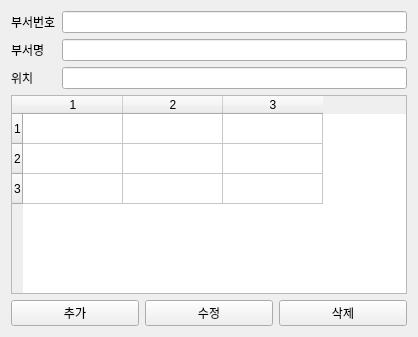
Above: python_tutorial/erp/department.ui from MinSu-Kim/python_tutorial before the change. Below: the same form after it.
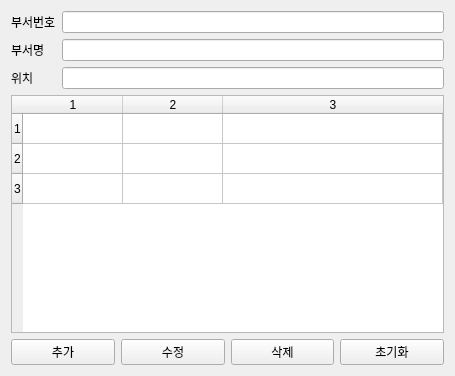
That is the form after the change.

Commit message: 부서 추가 수정 삭제 클리어 완료

What changed in the file:
```diff
--- a/python_tutorial/erp/department.ui
+++ b/python_tutorial/erp/department.ui
@@ -6,15 +6,15 @@
    <rect>
     <x>0</x>
     <y>0</y>
-    <width>418</width>
-    <height>337</height>
+    <width>455</width>
+    <height>376</height>
    </rect>
   </property>
   <property name="windowTitle">
    <string>Form</string>
   </property>
-  <layout class="QVBoxLayout" name="verticalLayout_2">
-   <item>
+  <layout class="QGridLayout" name="gridLayout">
+   <item row="0" column="0">
     <layout class="QFormLayout" name="formLayout">
      <item row="0" column="0">
       <widget class="QLabel" name="lblDeptNo">
@@ -48,7 +48,7 @@
      </item>
     </layout>
    </item>
-   <item>
+   <item row="1" column="0">
     <widget class="QTableWidget" name="table">
      <property name="rowCount">
       <number>3</number>
@@ -56,6 +56,21 @@
      <property name="columnCount">
       <number>3</number>
      </property>
+     <attribute name="horizontalHeaderCascadingSectionResizes">
+      <bool>false</bool>
+     </attribute>
+     <attribute name="horizontalHeaderShowSortIndicator" stdset="0">
+      <bool>false</bool>
+     </attribute>
+     <attribute name="horizontalHeaderStretchLastSection">
+      <bool>true</bool>
+     </attribute>
+     <attribute name="verticalHeaderVisible">
+      <bool>true</bool>
+     </attribute>
+     <attribute name="verticalHeaderCascadingSectionResizes">
+      <bool>false</bool>
+     </attribute>
      <attribute name="verticalHeaderStretchLastSection">
       <bool>false</bool>
      </attribute>
@@ -67,7 +82,7 @@
      <column/>
     </widget>
    </item>
-   <item>
+   <item row="2" column="0">
     <layout class="QHBoxLayout" name="horizontalLayout">
      <item>
       <widget class="QPushButton" name="addBtn">
@@ -90,6 +105,13 @@
        </property>
       </widget>
      </item>
+     <item>
+      <widget class="QPushButton" name="clearBtn">
+       <property name="text">
+        <string>초기화</string>
+       </property>
+      </widget>
+     </item>
     </layout>
    </item>
   </layout>
```
The commit also changes 1 other file.
